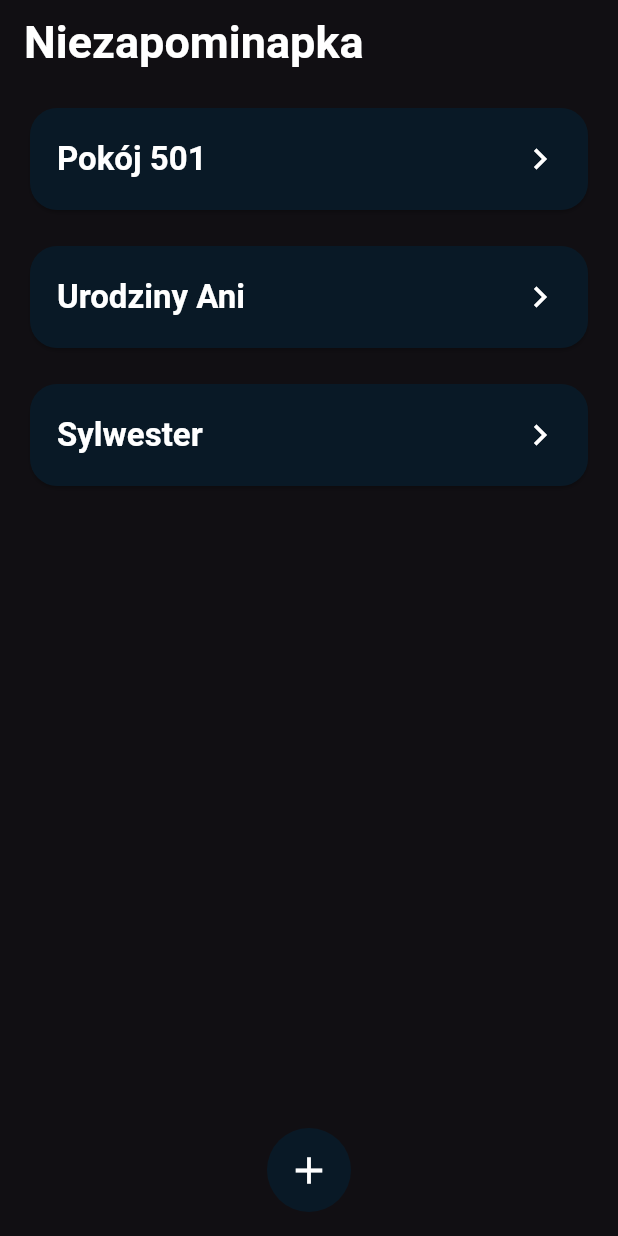
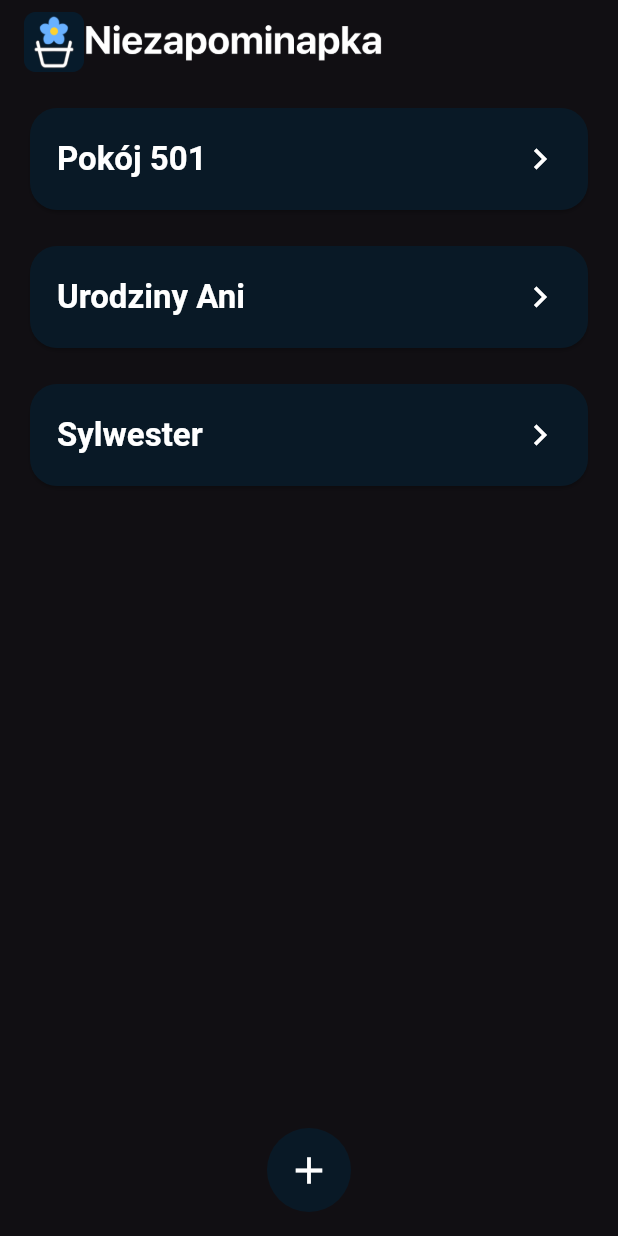
Before and after one commit to kacpercwiertnia/niezapominapka, a Flutter app: the screen it shows after launch, on a phone screen of 412 x 824 dp. Run offline on Flutter 3.47's test engine with Material 3 defaults, Android fonts, the light colour scheme and no system bars; our stand-ins replace flutter_riverpod, sqflite; accounts and stored records are empty.

Commit message:
merge master

```diff
--- a/lib/components/molecules/AppTitle.dart
+++ b/lib/components/molecules/AppTitle.dart
@@ -6,8 +6,7 @@ class Apptitle extends StatelessWidget implements PreferredSizeWidget{
   @override
   Widget build(BuildContext context) {
     return AppBar(
-      centerTitle: true,
-      title: Image.asset("assets/logo_text.png", height: 40,)
+      title: Image.asset("assets/logo_tekst.png", height: 40,)
     );
   }
 
--- a/lib/features/groups/GroupsScreen.dart
+++ b/lib/features/groups/GroupsScreen.dart
@@ -1,5 +1,6 @@
 import 'package:flutter/material.dart';
 import 'GroupCard.dart';
+import 'package:niezapominapka/components/molecules/AppTitle.dart';
 
 class GroupsScreen extends StatefulWidget {
   const GroupsScreen ({super.key});
@@ -18,9 +19,7 @@ class _GroupsScreenState extends State<GroupsScreen> {
   @override
   Widget build(BuildContext context) {
     return Scaffold(
-      appBar: AppBar(
-        title: const Text("Niezapominapka")
-      ),
+      appBar: Apptitle(),
       body: SafeArea(
         child: Padding(
           padding: const EdgeInsets.symmetric(horizontal: 16, vertical: 12),
--- a/lib/theme.dart
+++ b/lib/theme.dart
@@ -14,11 +14,6 @@ class AppTheme {
       centerTitle: false,
       elevation: 0,
       scrolledUnderElevation: 0,
-      titleTextStyle: TextStyle(
-        fontSize: 30,
-        fontWeight: FontWeight.w700,
-        color: textPrimary
-      ),
     ),
     floatingActionButtonTheme: FloatingActionButtonThemeData(
       backgroundColor: cardBg,
```
